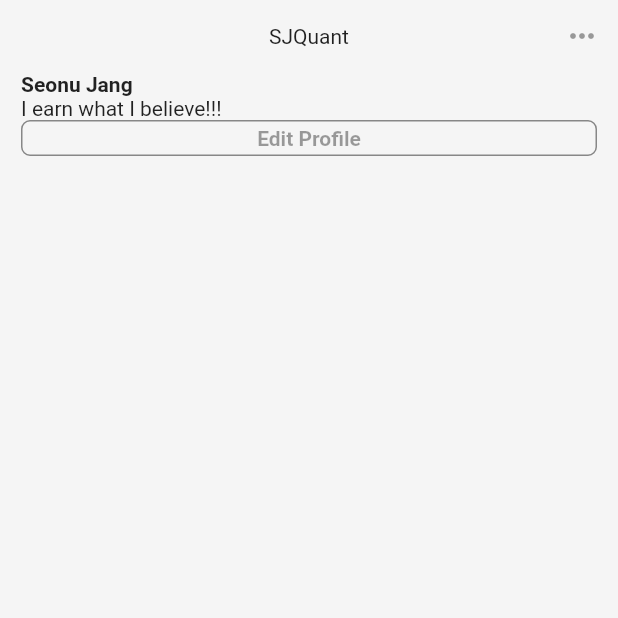
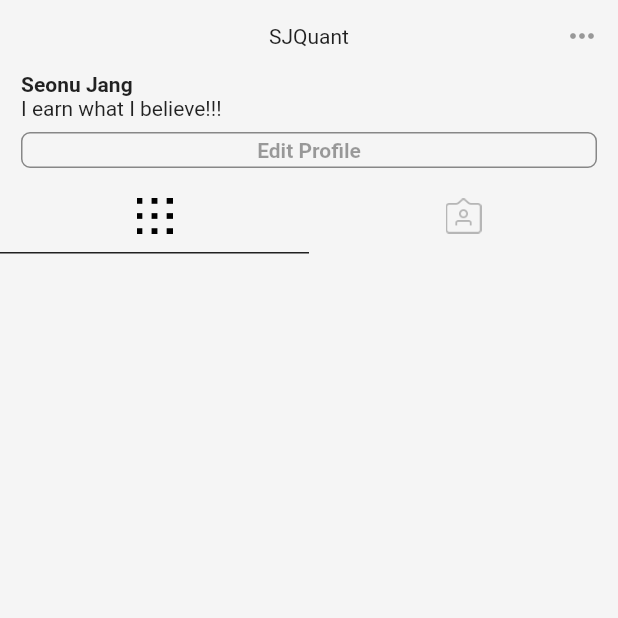
Before and after one commit to sjquant/instgram_clone_flutter, a Flutter app: the ProfileScreen screen opened directly, on a phone screen of 412 x 824 dp, the top half of it. Run offline on Flutter 3.47's test engine with Material 2 defaults, Android fonts, the phone set to English and light mode, and no system bars; our stand-ins replace cached_network_image; network calls fail.

Commit message:
Extract profile_body

```diff
--- /dev/null
+++ b/lib/constants/screen_size.dart
@@ -0,0 +1,3 @@
+import 'dart:ui';
+
+Size size;
--- a/lib/homepage.dart
+++ b/lib/homepage.dart
@@ -1,6 +1,8 @@
 import 'package:flutter/material.dart';
 import 'package:instagram_clone/screens/feed.dart';
 import 'package:instagram_clone/screens/profile.dart';
+
+import 'constants/screen_size.dart';
 
 class HomePage extends StatefulWidget {
   HomePage({
@@ -32,6 +34,8 @@ class _HomePageState extends State<HomePage> {
 
   @override
   Widget build(BuildContext context) {
+    if (size == null) size = MediaQuery.of(context).size;
+
     return Scaffold(
         body: IndexedStack(index: _selectedIndex, children: _screens),
         bottomNavigationBar: BottomNavigationBar(
--- a/lib/screens/profile.dart
+++ b/lib/screens/profile.dart
@@ -1,5 +1,5 @@
 import 'package:flutter/material.dart';
-import 'package:instagram_clone/constants/size.dart';
+import 'package:instagram_clone/widgets/profile_body.dart';
 
 class ProfileScreen extends StatelessWidget {
   @override
@@ -10,16 +10,7 @@ class ProfileScreen extends StatelessWidget {
           crossAxisAlignment: CrossAxisAlignment.start,
           children: [
             _appbar(),
-            Expanded(
-              child: CustomScrollView(slivers: [
-                SliverList(
-                    delegate: SliverChildListDelegate([
-                  _username(),
-                  _userbio(),
-                  _profileEditBtn(),
-                ]))
-              ]),
-            ),
+            ProfileBody(),
           ],
         ));
   }
@@ -40,40 +31,4 @@ class ProfileScreen extends StatelessWidget {
       ),
     );
   }
-
-  Widget _username() {
-    return Padding(
-      padding: const EdgeInsets.symmetric(horizontal: COMMON_GAP),
-      child: Text(
-        "Seonu Jang",
-        style: TextStyle(fontWeight: FontWeight.bold),
-      ),
-    );
-  }
-
-  Widget _userbio() {
-    return Padding(
-      padding: const EdgeInsets.symmetric(horizontal: COMMON_GAP),
-      child: Text(
-        "I earn what I believe!!!",
-        style: TextStyle(fontWeight: FontWeight.w400),
-      ),
-    );
-  }
-
-  Widget _profileEditBtn() {
-    return Padding(
-      padding: const EdgeInsets.symmetric(horizontal: COMMON_GAP),
-      child: SizedBox(
-        height: 24,
-        child: OutlineButton(
-            onPressed: null,
-            borderSide: BorderSide(color: Colors.black45),
-            shape:
-                RoundedRectangleBorder(borderRadius: BorderRadius.circular(6)),
-            child: Text("Edit Profile",
-                style: TextStyle(fontWeight: FontWeight.bold))),
-      ),
-    );
-  }
 }
--- a/lib/widgets/post.dart
+++ b/lib/widgets/post.dart
@@ -1,5 +1,6 @@
 import 'package:cached_network_image/cached_network_image.dart';
 import 'package:flutter/material.dart';
+import 'package:instagram_clone/constants/screen_size.dart';
 import 'package:instagram_clone/constants/size.dart';
 import 'package:instagram_clone/widgets/comment.dart';
 import 'package:instagram_clone/widgets/loding_indicator.dart';
@@ -7,7 +8,6 @@ import 'package:instagram_clone/widgets/rounded_avatar.dart';
 
 class Post extends StatelessWidget {
   final int index;
-  Size size;
 
   Post(
     this.index, {
@@ -16,8 +16,6 @@ class Post extends StatelessWidget {
 
   @override
   Widget build(BuildContext context) {
-    if (size == null) size = MediaQuery.of(context).size;
-
     return Column(
       crossAxisAlignment: CrossAxisAlignment.start,
       children: [
--- /dev/null
+++ b/lib/widgets/profile_body.dart
@@ -0,0 +1,120 @@
+import 'package:flutter/material.dart';
+import 'package:instagram_clone/constants/screen_size.dart';
+import 'package:instagram_clone/constants/size.dart';
+
+class ProfileBody extends StatefulWidget {
+  const ProfileBody({
+    Key key,
+  }) : super(key: key);
+
+  @override
+  _ProfileBodyState createState() => _ProfileBodyState();
+}
+
+class _ProfileBodyState extends State<ProfileBody> {
+  SelectedTab _selectedTab = SelectedTab.left;
+
+  @override
+  Widget build(BuildContext context) {
+    return Expanded(
+      child: CustomScrollView(slivers: [
+        SliverList(
+            delegate: SliverChildListDelegate([
+          _username(),
+          _userbio(),
+          _profileEditBtn(),
+          _tabBtns(),
+          _animatedLine()
+        ]))
+      ]),
+    );
+  }
+
+  Widget _animatedLine() {
+    return AnimatedContainer(
+        duration: Duration(milliseconds: 300),
+        alignment: _selectedTab == SelectedTab.left
+            ? Alignment.centerLeft
+            : Alignment.centerRight,
+        curve: Curves.fastOutSlowIn,
+        child: Container(
+          width: size.width / 2,
+          height: 1,
+          color: Colors.black87,
+        ));
+  }
+
+  Row _tabBtns() {
+    return Row(
+      children: [
+        Expanded(
+          child: IconButton(
+            icon: ImageIcon(AssetImage("assets/images/grid.png"),
+                color: _selectedTab == SelectedTab.left
+                    ? Colors.black
+                    : Colors.black26),
+            onPressed: () {
+              setState(() {
+                _selectedTab = SelectedTab.left;
+              });
+            },
+          ),
+        ),
+        Expanded(
+          child: IconButton(
+              icon: ImageIcon(
+                  AssetImage(
+                    "assets/images/saved.png",
+                  ),
+                  color: _selectedTab == SelectedTab.left
+                      ? Colors.black26
+                      : Colors.black),
+              onPressed: () {
+                setState(() {
+                  _selectedTab = SelectedTab.right;
+                });
+              }),
+        )
+      ],
+    );
+  }
+
+  Widget _username() {
+    return Padding(
+      padding: const EdgeInsets.symmetric(horizontal: COMMON_GAP),
+      child: Text(
+        "Seonu Jang",
+        style: TextStyle(fontWeight: FontWeight.bold),
+      ),
+    );
+  }
+
+  Widget _userbio() {
+    return Padding(
+      padding: const EdgeInsets.symmetric(horizontal: COMMON_GAP),
+      child: Text(
+        "I earn what I believe!!!",
+        style: TextStyle(fontWeight: FontWeight.w400),
+      ),
+    );
+  }
+
+  Widget _profileEditBtn() {
+    return Padding(
+      padding: const EdgeInsets.symmetric(
+          horizontal: COMMON_GAP, vertical: COMMON_XXS_GAP),
+      child: SizedBox(
+        height: 24,
+        child: OutlineButton(
+            onPressed: null,
+            borderSide: BorderSide(color: Colors.black45),
+            shape:
+                RoundedRectangleBorder(borderRadius: BorderRadius.circular(6)),
+            child: Text("Edit Profile",
+                style: TextStyle(fontWeight: FontWeight.bold))),
+      ),
+    );
+  }
+}
+
+enum SelectedTab { left, right }
```
